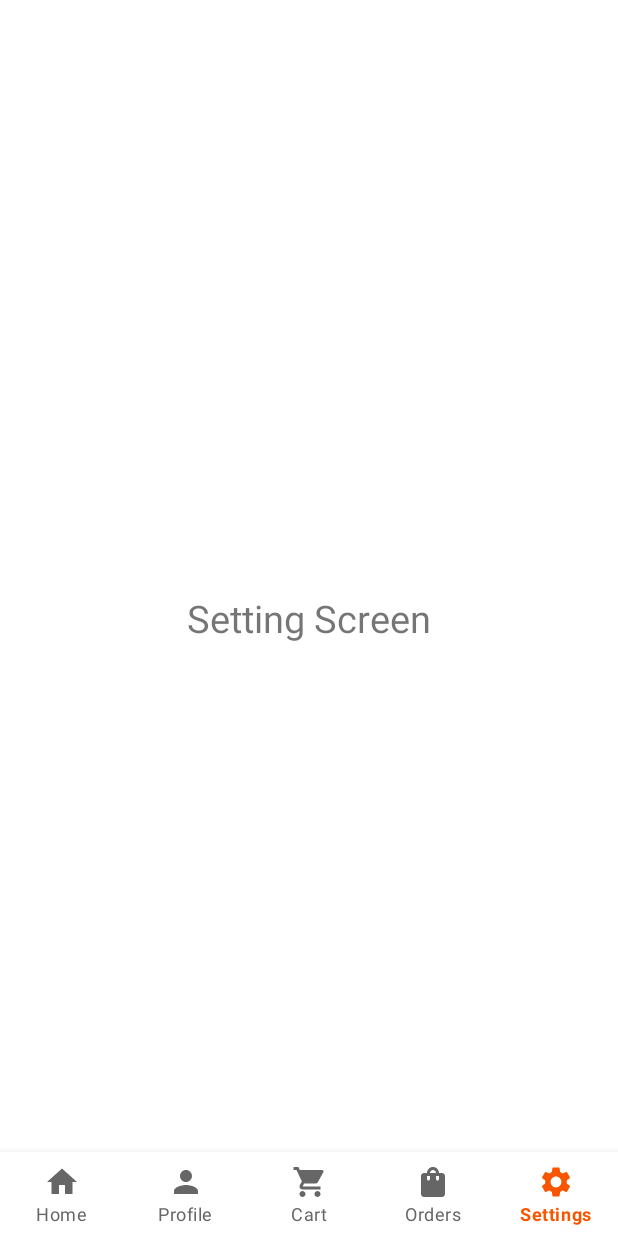
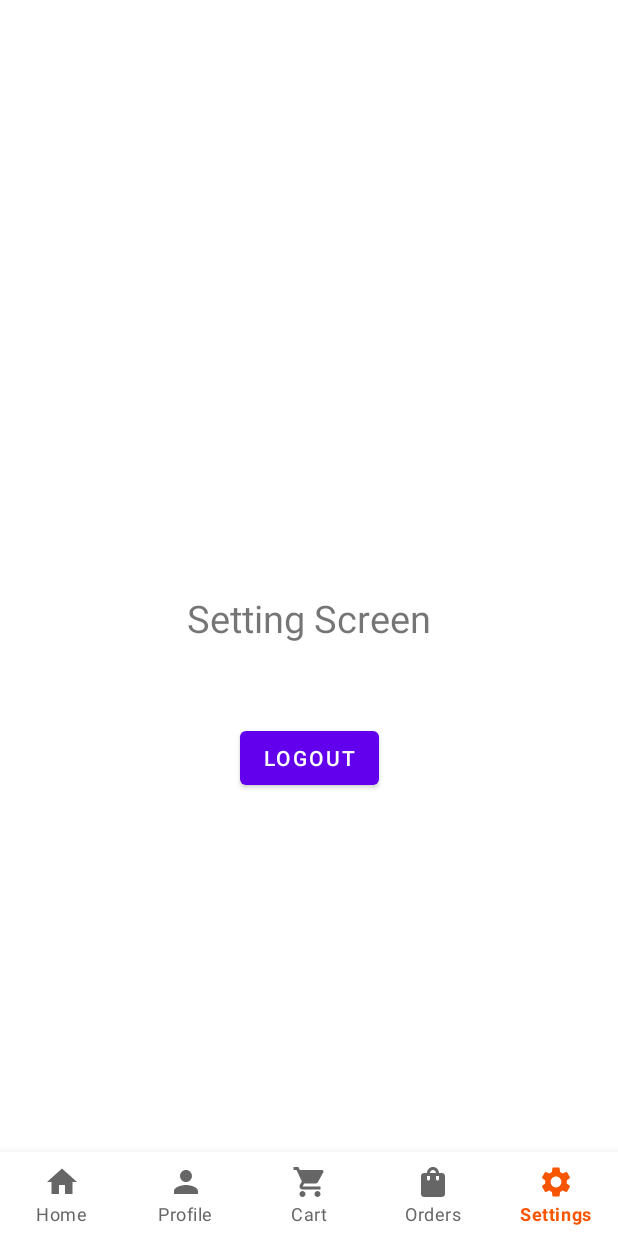
Before and after one commit to minhbebong/FoodDeliveryApp, an Android app: the HomeFragment screen opened directly, with no data from a screen before it, item 5 of the bottom bar chosen, on a phone screen of 412 x 824 dp. Run offline under Robolectric (Android 15) with nearby library versions, the phone set to English and light mode, and no system bars; our stand-ins replace Room's generated code.

Commit message:
Revert "Revert "Merge branch 'main' of https://github.com/LaiTheDat/FoodDeliveryApp""
This reverts commit ecde328893fd4d6fa38b290f40983160c0593e0a.

```diff
--- a/app/src/main/java/com/example/fooddeliveryapp/Dao/AppDatabase.java
+++ b/app/src/main/java/com/example/fooddeliveryapp/Dao/AppDatabase.java
@@ -9,7 +9,7 @@ import com.example.fooddeliveryapp.Constant.GlobalConstant;
 import com.example.fooddeliveryapp.Entity.*;
 import com.example.fooddeliveryapp.Helper.DbHelper;
 
-@Database(entities = {User.class, Category.class, Food.class, Cart.class}, version = 1)
+@Database(entities = {User.class, Category.class, Food.class, Cart.class, Order.class}, version = 1)
 public abstract class AppDatabase extends RoomDatabase {
     private static AppDatabase instance;
         public static synchronized AppDatabase getInstance(Context context) {
@@ -28,4 +28,6 @@ public abstract class AppDatabase extends RoomDatabase {
     public abstract CategoryDao categoryDao();
     public abstract FoodDao foodDao();
     public abstract CartDao cartDao();
+
+    public abstract OrderDao orderDao();
 }
--- /dev/null
+++ b/app/src/main/java/com/example/fooddeliveryapp/Dao/OrderDao.java
@@ -0,0 +1,25 @@
+package com.example.fooddeliveryapp.Dao;
+
+import androidx.room.Dao;
+import androidx.room.Insert;
+import androidx.room.Query;
+
+import com.example.fooddeliveryapp.Entity.Order;
+
+import java.util.List;
+
+@Dao
+public interface OrderDao {
+
+    @Query("SELECT * FROM cart WHERE userId = :userId")
+    List<Order> findByUserId(int userId);
+
+    @Query("SELECT * FROM cart WHERE id = :id")
+    Order findById(int id);
+
+    @Insert
+    void insertAll(Order... orders);
+
+    @Insert
+    void insert(Order order);
+}
--- a/app/src/main/java/com/example/fooddeliveryapp/Dao/UserDao.java
+++ b/app/src/main/java/com/example/fooddeliveryapp/Dao/UserDao.java
@@ -21,4 +21,7 @@ public interface UserDao {
 
     @Insert
     void insertAll(User... users);
+
+    @Query("SELECT * FROM user Where id = :id")
+    User findById(int id);
 }
--- a/app/src/main/java/com/example/fooddeliveryapp/Fragment/HomeFragment.java
+++ b/app/src/main/java/com/example/fooddeliveryapp/Fragment/HomeFragment.java
@@ -11,10 +11,13 @@ import androidx.recyclerview.widget.RecyclerView;
 import android.view.LayoutInflater;
 import android.view.View;
 import android.view.ViewGroup;
+import android.widget.TextView;
 
 import com.example.fooddeliveryapp.Adapter.CategoryAdapter;
 import com.example.fooddeliveryapp.Adapter.RecommendedAdapter;
 import com.example.fooddeliveryapp.Dao.AppDatabase;
+import com.example.fooddeliveryapp.Entity.User;
+import com.example.fooddeliveryapp.Helper.UserHelper;
 import com.example.fooddeliveryapp.R;
 
 /**
@@ -26,6 +29,7 @@ public class HomeFragment extends Fragment {
 
     private RecyclerView.Adapter adapter,adapter2;
     private RecyclerView recyclerViewCategoryList,recyclerViewPopularList;
+    private TextView txtWelcome;
     private AppDatabase db;
 
     public HomeFragment() {
@@ -54,6 +58,7 @@ public class HomeFragment extends Fragment {
     public void onViewCreated(@NonNull View view, @Nullable Bundle savedInstanceState) {
         super.onViewCreated(view, savedInstanceState);
         db = AppDatabase.getInstance(view.getContext());
+        welcomeText(view);
         recyclerViewCategory(view);
         recyclerViewPopular(view);
     }
@@ -87,4 +92,14 @@ public class HomeFragment extends Fragment {
         }).start();
 
     }
+
+    private void welcomeText(View view) {
+        txtWelcome = view.findViewById(R.id.txt_welcome);
+        new Thread(() ->{
+            User currentUser = db.userDao().findById(UserHelper.getCurrentUserId(view.getContext()));
+            getActivity().runOnUiThread(() -> {
+                txtWelcome.setText("Welcome, "+ currentUser.getFullName());
+            });
+        }).start();
+    }
 }
--- a/app/src/main/java/com/example/fooddeliveryapp/Helper/UserHelper.java
+++ b/app/src/main/java/com/example/fooddeliveryapp/Helper/UserHelper.java
@@ -8,6 +8,6 @@
 public class UserHelper {
     public static int getCurrentUserId(Context context) {
         SharedPreferences sharedPreferences = context.getSharedPreferences(GlobalConstant.PREFS_NAME, Context.MODE_PRIVATE);
-        return Integer.parseInt(sharedPreferences.getString(GlobalConstant.CURRENT_USER,""));
+        return Integer.parseInt(sharedPreferences.getString(GlobalConstant.CURRENT_USER,"-1"));
     }
 }
--- a/app/src/main/java/com/example/fooddeliveryapp/Service/CartService.java
+++ b/app/src/main/java/com/example/fooddeliveryapp/Service/CartService.java
@@ -38,6 +38,7 @@ public class CartService {
                 }
                 String listFoodJson = JsonHelper.parseListToJson(foods);
                 cart.setListFood(listFoodJson);
+                System.out.println(cart.getListFood());
                 db.cartDao().update(cart);
             }
         }).start();
--- a/app/src/main/res/layout/fragment_setting.xml
+++ b/app/src/main/res/layout/fragment_setting.xml
@@ -19,4 +19,14 @@
         app:layout_constraintStart_toStartOf="parent"
         app:layout_constraintTop_toTopOf="parent"
         app:layout_constraintVertical_bias="0.5" />
+
+    <Button
+        android:id="@+id/btn_logout"
+        android:layout_width="wrap_content"
+        android:layout_height="wrap_content"
+        android:layout_marginTop="52dp"
+        android:text="Logout"
+        app:layout_constraintEnd_toEndOf="@+id/textView19"
+        app:layout_constraintStart_toStartOf="@+id/textView19"
+        app:layout_constraintTop_toBottomOf="@+id/textView19" />
 </androidx.constraintlayout.widget.ConstraintLayout>
```
Also changed, not shown: app/src/main/AndroidManifest.xml (+16 -7 lines), app/src/main/java/com/example/fooddeliveryapp/Activity/IntroActivity.java (+2 -7 lines), app/src/main/java/com/example/fooddeliveryapp/Activity/LoginActivity.java (added, +25 -0 lines), app/src/main/java/com/example/fooddeliveryapp/Activity/RegisterActivity.java (added, +16 -0 lines), app/src/main/java/com/example/fooddeliveryapp/Activity/SplashActivity.java (added, +71 -0 lines), app/src/main/java/com/example/fooddeliveryapp/Entity/Order.java (added, +49 -0 lines), app/src/main/java/com/example/fooddeliveryapp/Fragment/SettingFragment.java (+14 -0 lines), app/src/main/java/com/example/fooddeliveryapp/Helper/DbHelper.java (+10 -3 lines), app/src/main/res/layout/activity_login.xml (added, +9 -0 lines), app/src/main/res/layout/activity_register.xml (added, +9 -0 lines), app/src/main/res/layout/activity_splash.xml (added, +9 -0 lines), app/src/main/res/layout/fragment_home.xml (+4 -4 lines).
